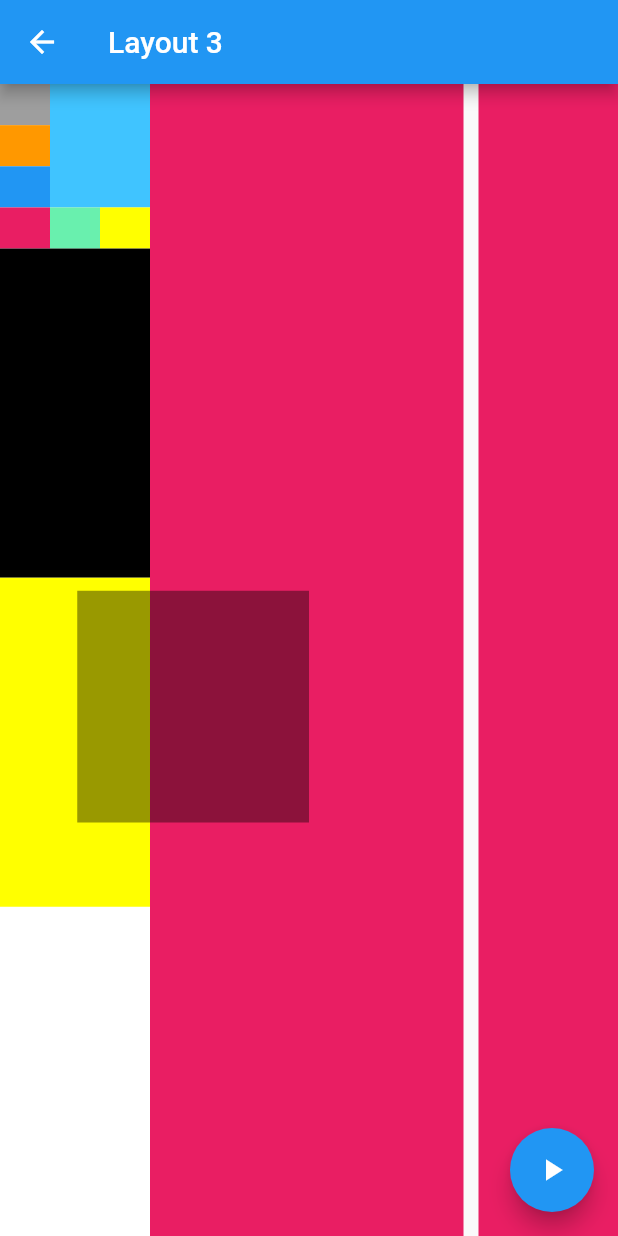
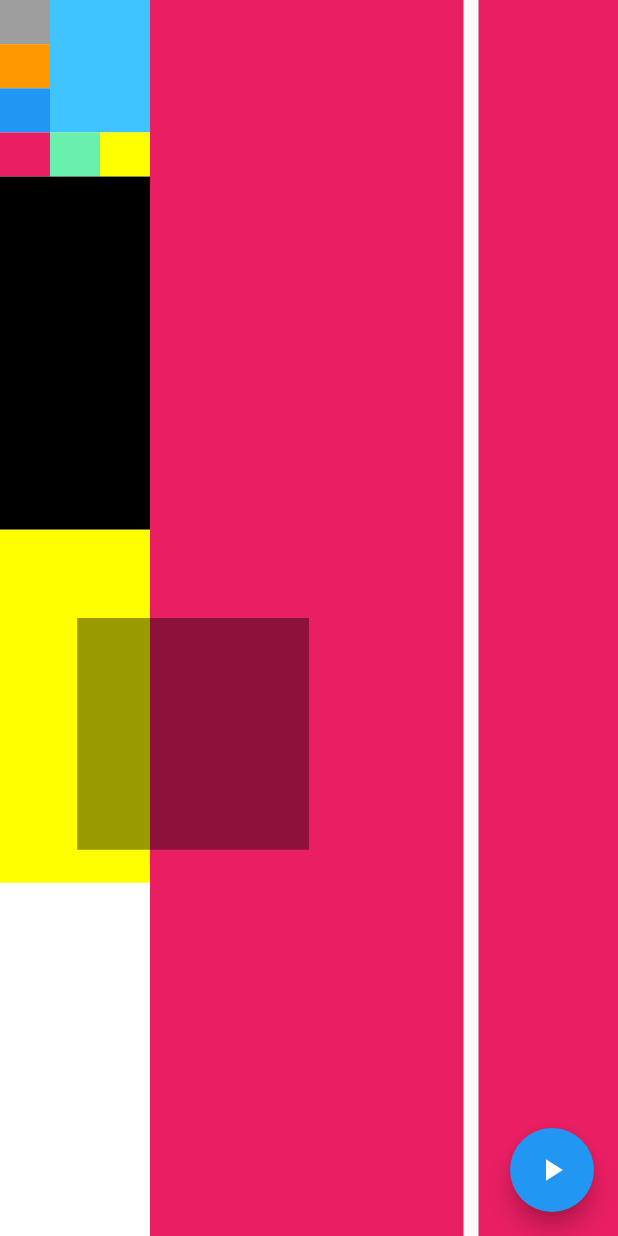
Before and after one commit to hieuphan94/200lab-flutter-day1-day2-threelayouts, a Flutter app: the Layout3 screen opened directly, on a phone screen of 412 x 824 dp. Run offline on Flutter 3.47's test engine with Material 2 defaults, Android fonts, the phone set to English and light mode, and no system bars; our stand-ins replace hexcolor.

Commit message:
Fix respoinsive part2 for layout 3, not complete

```diff
--- a/lib/layout3.dart
+++ b/lib/layout3.dart
@@ -5,9 +5,9 @@ class Layout3 extends StatelessWidget {
   @override
   Widget build(BuildContext context) {
     return Scaffold(
-      appBar: AppBar(
-        title: Text("Layout 3"),
-      ),
+      // appBar: AppBar(
+      //   title: Text("Layout 3"),
+      // ),
       floatingActionButton: FloatingActionButton(
         onPressed: () {},
         child: const Icon(Icons.play_arrow),
@@ -114,7 +114,8 @@ class Layout3 extends StatelessWidget {
                   ],
                 ),
                 Positioned(
-                    top: MediaQuery.of(context).size.height * 0.41,
+                    top: MediaQuery.of(context).size.height * 3 / 7 +
+                        MediaQuery.of(context).size.height / 14,
                     left: MediaQuery.of(context).size.width / 8,
                     right: MediaQuery.of(context).size.width / 4,
                     child: Container(
```
